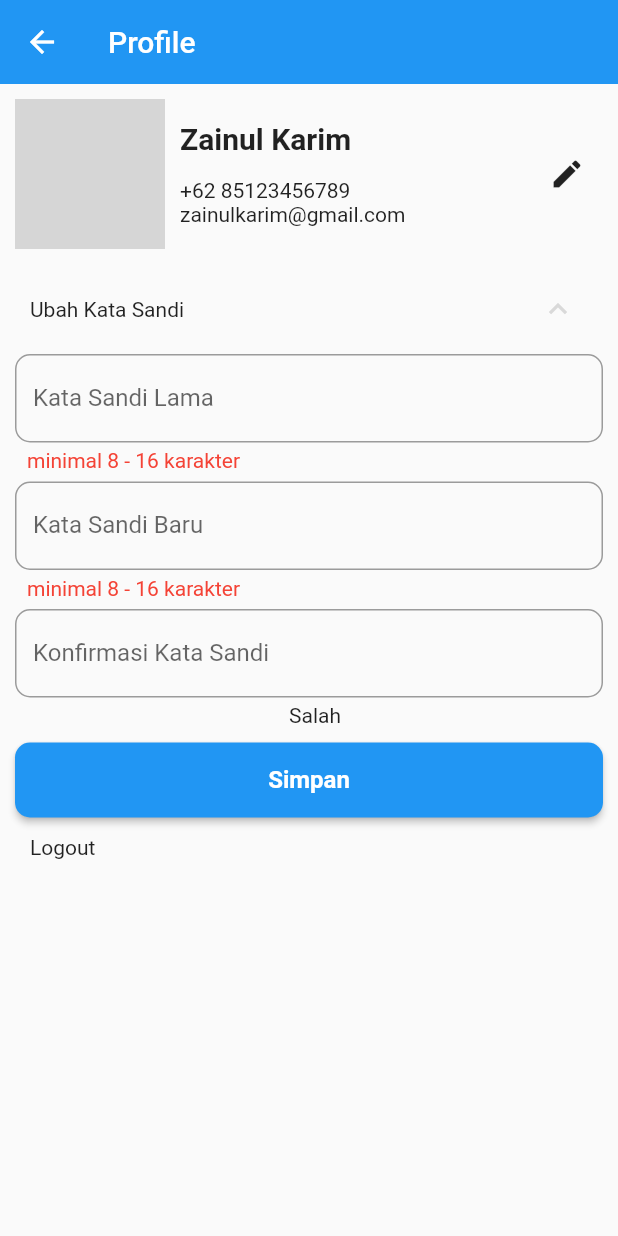
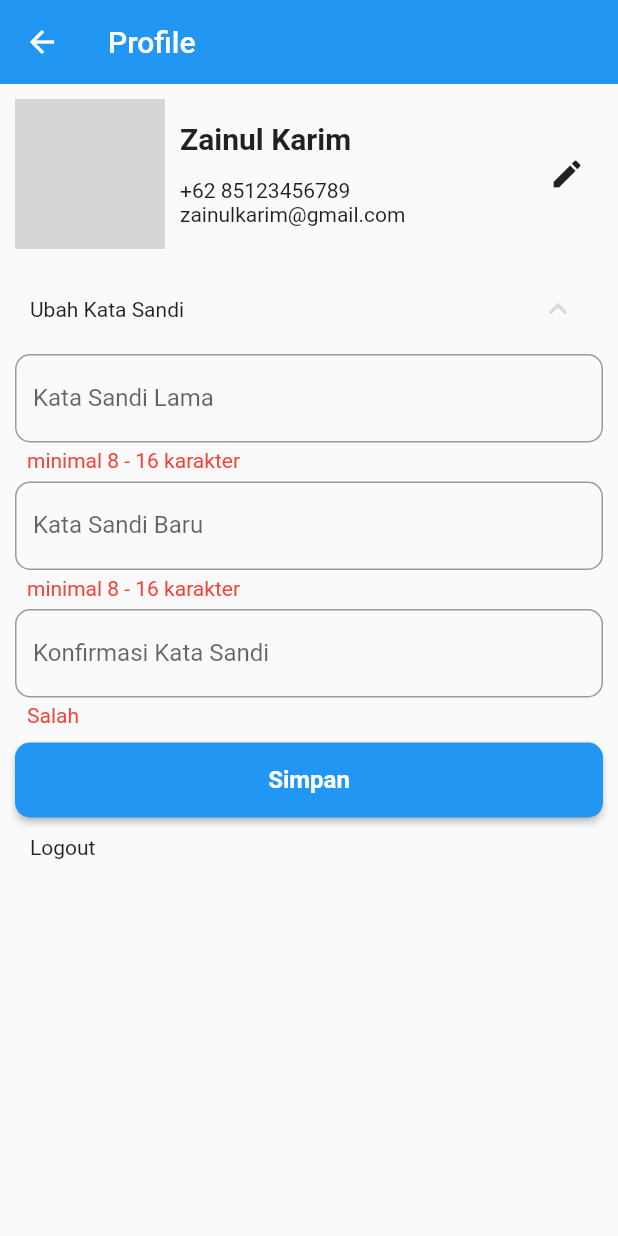
Before and after one commit to notkivaara/shedenk-mobile, a Flutter app: the ProfilePage screen opened directly, after a tap on "Ubah Kata Sandi", on a phone screen of 412 x 824 dp. Run offline on Flutter 3.47's test engine with Material 2 defaults, Android fonts, the phone set to English and light mode, and no system bars; our stand-ins replace carousel_slider, dropdown_search, flutter_svg, geocoding, geolocator, get and 2 more; missing offline and left inert: android_intent_plus, get_cli, mailto; network calls fail; project files that could hold a hidden picture were left out; grey boxes are pictures that could not be loaded.

Commit message:
form ubah kata sandi

```diff
--- a/lib/app/modules/ProfilePage/views/profile_page_view.dart
+++ b/lib/app/modules/ProfilePage/views/profile_page_view.dart
@@ -312,6 +312,7 @@ class _FormChangePasswordState extends State<FormChangePassword> {
           height: 6,
         ),
         Column(
+          crossAxisAlignment: CrossAxisAlignment.start,
           children: [
             TextField(
               controller: widget.SettingController.KonfirmasiPasswordController,
@@ -323,7 +324,9 @@ class _FormChangePasswordState extends State<FormChangePassword> {
             ),
             Container(
               margin: EdgeInsets.only(left: 8, top: 4),
-              child: _confirmPassword ? Text('Mantab') : Text('Salah'),
+              child: _confirmPassword
+                  ? Text('Mantab', style: TextStyle(color: Colors.green))
+                  : Text('Salah', style: TextStyle(color: Colors.red)),
             ),
           ],
         ),
```
